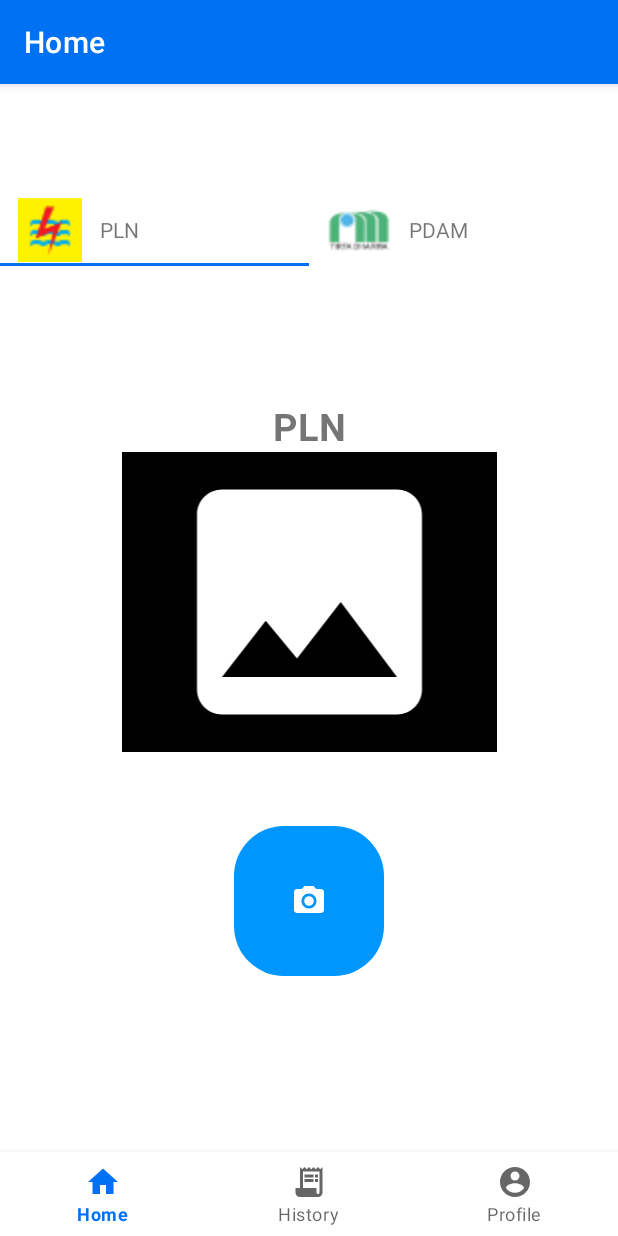
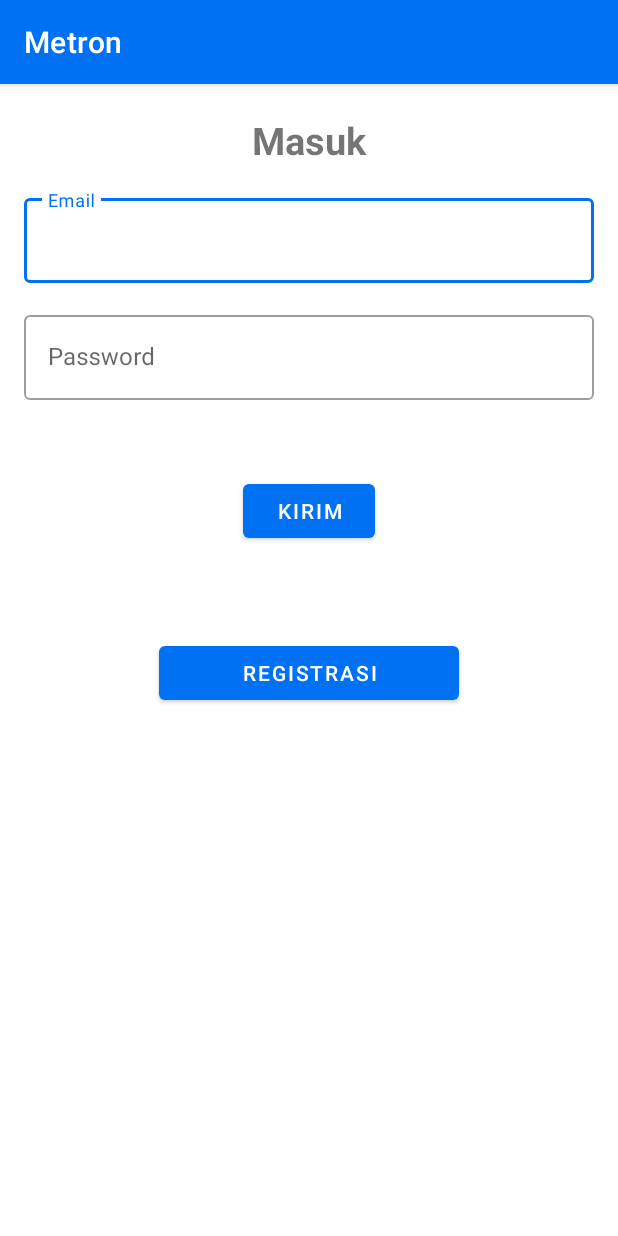
Before and after one commit to Bangkit-Captstone-Metron/Android, an Android app: the screen it shows after launch (MainActivity before the commit, LoginActivity after it), on a phone screen of 412 x 824 dp. Run offline under Robolectric (Android 15) with nearby library versions, the phone set to English and light mode, and no system bars; our stand-ins replace Firebase (no records; nobody signed in at launch, a user with empty details on screens opened directly).

```diff
--- /dev/null
+++ b/app/src/main/java/com/example/vin/metron/LoginActivity.kt
@@ -0,0 +1,71 @@
+package com.example.vin.metron
+
+import android.content.Intent
+import android.graphics.Color
+import android.os.Bundle
+import android.util.Log
+import android.view.View
+import android.widget.Toast
+import androidx.appcompat.app.AppCompatActivity
+import com.example.vin.metron.databinding.ActivityLoginBinding
+import com.google.firebase.auth.FirebaseAuth
+import com.google.firebase.auth.ktx.auth
+import com.google.firebase.firestore.FirebaseFirestore
+import com.google.firebase.ktx.Firebase
+
+class LoginActivity : AppCompatActivity(), View.OnClickListener{
+    private lateinit var binding: ActivityLoginBinding
+    private lateinit var fAuth: FirebaseAuth
+    private lateinit var mainIntent: Intent
+
+    override fun onCreate(savedInstanceState: Bundle?) {
+        super.onCreate(savedInstanceState)
+        binding = ActivityLoginBinding.inflate(layoutInflater)
+        setContentView(binding.root)
+
+        binding.registrationBtn.setOnClickListener(this@LoginActivity)
+
+        binding.loginBtn.setOnClickListener(this)
+
+        fAuth = Firebase.auth
+        val currentUser = fAuth.currentUser
+        mainIntent = Intent(this, MainActivity::class.java)
+        Log.d("metron1", "current user in login act: $currentUser")
+        if(currentUser != null){
+            Log.d("metron1", "User $currentUser has logged in")
+            startActivity(mainIntent)
+        }
+    }
+
+    override fun onClick(view: View?) {
+        when(view?.id){
+            R.id.loginBtn -> {
+                val email = binding.emailET.text.toString()
+                val password = binding.passwordET.text.toString()
+                fAuth.signInWithEmailAndPassword(email, password)
+                    .addOnCompleteListener { task ->
+                        if (task.isSuccessful) {
+                            val db = FirebaseFirestore.getInstance()
+                            val query = db.collection("users")
+                                .whereEqualTo("email", email)
+                            val result = query.get().addOnSuccessListener {documents ->
+                                for(document in documents){
+                                    Log.d("metron1",document.data.toString())
+                                }
+                            }
+
+                            startActivity(mainIntent)
+                        }else{
+                            Toast.makeText(this, "Login failed, please try again", Toast.LENGTH_SHORT).show()
+                            Log.d("metron1", "${task.exception}")
+                        }
+                    }
+            }
+
+            R.id.registrationBtn -> {
+                val intent = Intent(this, RegisterActivity::class.java)
+                startActivity(intent)
+            }
+        }
+    }
+}
--- /dev/null
+++ b/app/src/main/res/drawable/ic_baseline_settings_24.xml
@@ -0,0 +1,5 @@
+<vector android:height="24dp" android:tint="#FFFFFF"
+    android:viewportHeight="24" android:viewportWidth="24"
+    android:width="24dp" xmlns:android="http://schemas.android.com/apk/res/android">
+    <path android:fillColor="@android:color/white" android:pathData="M19.14,12.94c0.04,-0.3 0.06,-0.61 0.06,-0.94c0,-0.32 -0.02,-0.64 -0.07,-0.94l2.03,-1.58c0.18,-0.14 0.23,-0.41 0.12,-0.61l-1.92,-3.32c-0.12,-0.22 -0.37,-0.29 -0.59,-0.22l-2.39,0.96c-0.5,-0.38 -1.03,-0.7 -1.62,-0.94L14.4,2.81c-0.04,-0.24 -0.24,-0.41 -0.48,-0.41h-3.84c-0.24,0 -0.43,0.17 -0.47,0.41L9.25,5.35C8.66,5.59 8.12,5.92 7.63,6.29L5.24,5.33c-0.22,-0.08 -0.47,0 -0.59,0.22L2.74,8.87C2.62,9.08 2.66,9.34 2.86,9.48l2.03,1.58C4.84,11.36 4.8,11.69 4.8,12s0.02,0.64 0.07,0.94l-2.03,1.58c-0.18,0.14 -0.23,0.41 -0.12,0.61l1.92,3.32c0.12,0.22 0.37,0.29 0.59,0.22l2.39,-0.96c0.5,0.38 1.03,0.7 1.62,0.94l0.36,2.54c0.05,0.24 0.24,0.41 0.48,0.41h3.84c0.24,0 0.44,-0.17 0.47,-0.41l0.36,-2.54c0.59,-0.24 1.13,-0.56 1.62,-0.94l2.39,0.96c0.22,0.08 0.47,0 0.59,-0.22l1.92,-3.32c0.12,-0.22 0.07,-0.47 -0.12,-0.61L19.14,12.94zM12,15.6c-1.98,0 -3.6,-1.62 -3.6,-3.6s1.62,-3.6 3.6,-3.6s3.6,1.62 3.6,3.6S13.98,15.6 12,15.6z"/>
+</vector>
--- /dev/null
+++ b/app/src/main/res/layout/activity_login.xml
@@ -0,0 +1,78 @@
+<?xml version="1.0" encoding="utf-8"?>
+<androidx.constraintlayout.widget.ConstraintLayout xmlns:android="http://schemas.android.com/apk/res/android"
+    xmlns:app="http://schemas.android.com/apk/res-auto"
+    xmlns:tools="http://schemas.android.com/tools"
+    android:layout_width="match_parent"
+    android:layout_height="match_parent"
+    tools:context=".LoginActivity">
+
+    <TextView
+        android:id="@+id/loginTitleTV"
+        android:layout_width="match_parent"
+        android:layout_height="wrap_content"
+        android:gravity="center_horizontal"
+        android:text="Masuk"
+        android:textSize="25sp"
+        android:textStyle="bold"
+        app:layout_constraintEnd_toEndOf="parent"
+        app:layout_constraintStart_toStartOf="parent"
+        app:layout_constraintTop_toTopOf="parent"
+        android:layout_marginTop="20dp"/>
+
+    <com.google.android.material.textfield.TextInputLayout
+        android:id="@+id/emailLayout"
+        style="@style/Widget.MaterialComponents.TextInputLayout.OutlinedBox"
+        android:layout_width="0dp"
+        android:layout_height="wrap_content"
+        android:layout_margin="16dp"
+        app:layout_constraintTop_toBottomOf="@id/loginTitleTV"
+        app:layout_constraintStart_toStartOf="parent"
+        app:layout_constraintEnd_toEndOf="parent">
+
+        <com.google.android.material.textfield.TextInputEditText
+            android:id="@+id/emailET"
+            android:layout_width="match_parent"
+            android:layout_height="wrap_content"
+            android:hint="Email"
+            android:inputType="textEmailAddress"/>
+    </com.google.android.material.textfield.TextInputLayout>
+
+    <com.google.android.material.textfield.TextInputLayout
+        android:id="@+id/passwordLayout"
+        style="@style/Widget.MaterialComponents.TextInputLayout.OutlinedBox"
+        android:layout_width="0dp"
+        android:layout_height="wrap_content"
+        android:layout_margin="16dp"
+        app:layout_constraintEnd_toEndOf="parent"
+        app:layout_constraintStart_toStartOf="parent"
+        app:layout_constraintTop_toBottomOf="@+id/emailLayout">
+
+        <com.google.android.material.textfield.TextInputEditText
+            android:id="@+id/passwordET"
+            android:layout_width="match_parent"
+            android:layout_height="wrap_content"
+            android:hint="Password"
+            android:inputType="textPassword"/>
+    </com.google.android.material.textfield.TextInputLayout>
+
+    <com.google.android.material.button.MaterialButton
+        android:id="@+id/loginBtn"
+        android:layout_width="wrap_content"
+        android:layout_height="wrap_content"
+        android:text="Kirim"
+        app:layout_constraintEnd_toEndOf="parent"
+        app:layout_constraintStart_toStartOf="parent"
+        app:layout_constraintTop_toBottomOf="@+id/passwordLayout"
+        android:layout_marginTop="50dp"/>
+
+    <Button
+        android:id="@+id/registrationBtn"
+        android:layout_width="200dp"
+        android:layout_height="wrap_content"
+        android:text="Registrasi"
+        app:layout_constraintTop_toBottomOf="@id/loginBtn"
+        app:layout_constraintStart_toStartOf="parent"
+        app:layout_constraintEnd_toEndOf="parent"
+        android:layout_marginTop="60dp"/>
+
+</androidx.constraintlayout.widget.ConstraintLayout>
--- a/app/src/main/res/layout/fragment_home.xml
+++ b/app/src/main/res/layout/fragment_home.xml
@@ -9,7 +9,7 @@
 
     <androidx.constraintlayout.widget.ConstraintLayout
         android:layout_width="match_parent"
-        android:layout_height="match_parent">
+        android:layout_height="wrap_content">
 
         <com.google.android.material.tabs.TabLayout
             android:id="@+id/tabsTL"
--- a/build.gradle
+++ b/build.gradle
@@ -8,7 +8,7 @@ buildscript {
     dependencies {
         classpath 'com.android.tools.build:gradle:4.1.3'
         classpath "org.jetbrains.kotlin:kotlin-gradle-plugin:$kotlin_version"
-
+        classpath 'com.google.gms:google-services:4.3.8'
         // NOTE: Do not place your application dependencies here; they belong
         // in the individual module build.gradle files
     }
```
Also changed, not shown: app/build.gradle (+12 -1 lines), app/src/main/AndroidManifest.xml (+11 -6 lines), app/src/main/java/com/example/vin/metron/MainActivity.kt (+31 -0 lines), app/src/main/java/com/example/vin/metron/RegisterActivity.kt (added, +64 -0 lines), app/src/main/java/com/example/vin/metron/entities/User.kt (added, +9 -0 lines), app/src/main/res/layout/activity_register.xml (added, +120 -0 lines), app/src/main/res/menu/options_menu.xml (added, +14 -0 lines).
